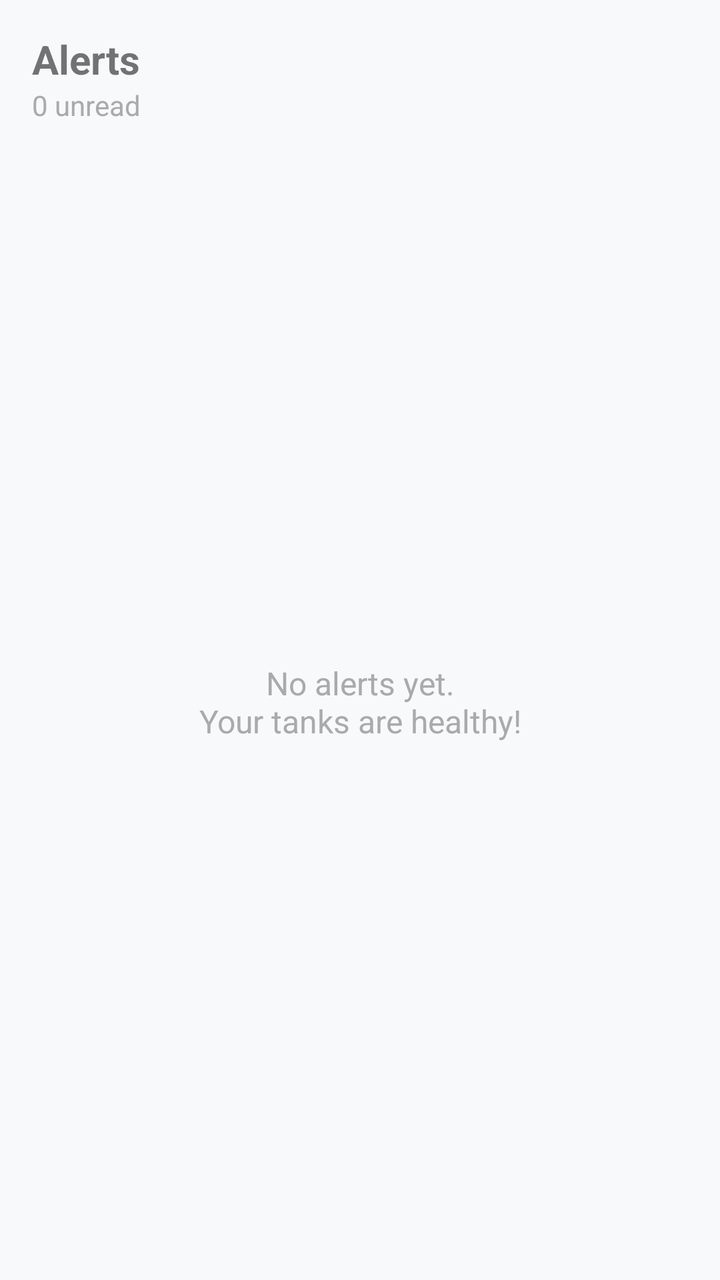
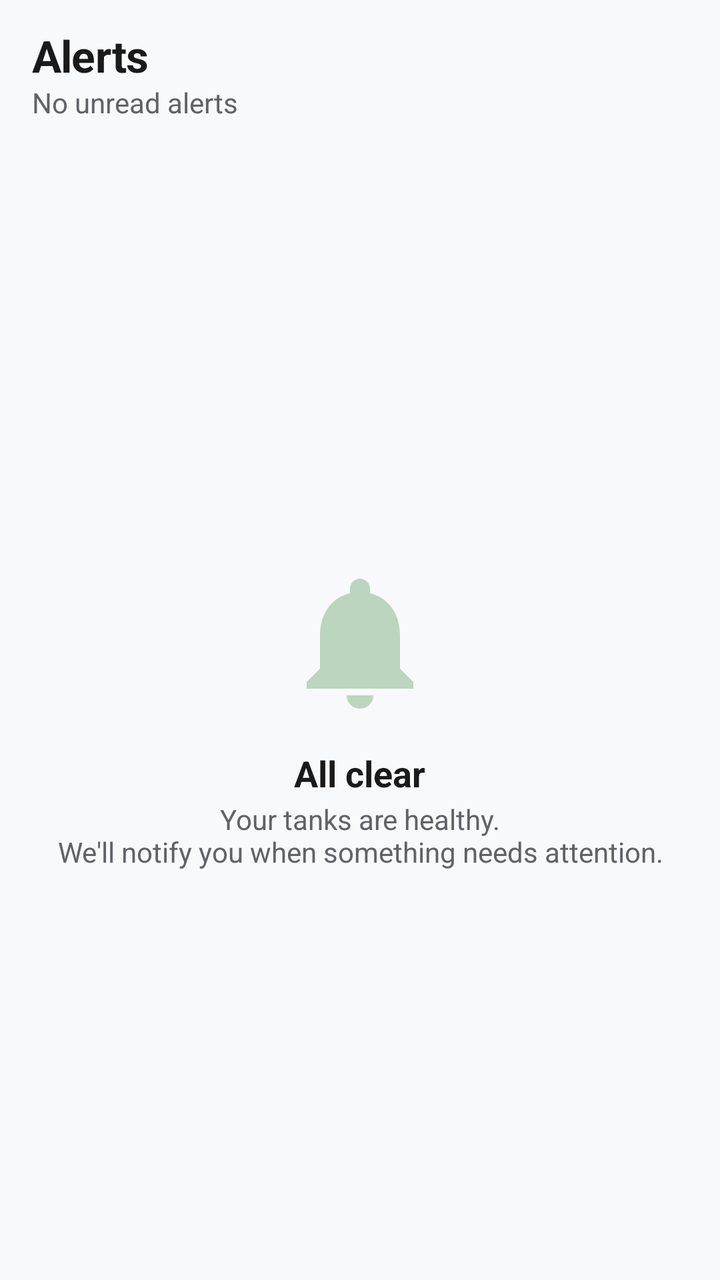

An Android layout rendered at two revisions. The XML below is the earlier revision; the diff shows what the commit changed to produce the second picture.
<!-- AndroidManifest.xml: application theme Theme.CraySafe -->
<!-- res/layout/fragment_alerts.xml -->
<?xml version="1.0" encoding="utf-8"?>
<LinearLayout xmlns:android="http://schemas.android.com/apk/res/android"
    android:layout_width="match_parent"
    android:layout_height="match_parent"
    android:orientation="vertical"
    android:padding="16dp">

    <TextView
        android:layout_width="wrap_content"
        android:layout_height="wrap_content"
        android:text="Alerts"
        android:textSize="20sp"
        android:textStyle="bold" />

    <TextView
        android:id="@+id/tvUnreadCount"
        android:layout_width="wrap_content"
        android:layout_height="wrap_content"
        android:text="0 unread"
        android:textSize="14sp"
        android:textColor="@android:color/darker_gray"
        android:layout_marginBottom="16dp" />

    <androidx.recyclerview.widget.RecyclerView
        android:id="@+id/rvAlerts"
        android:layout_width="match_parent"
        android:layout_height="0dp"
        android:layout_weight="1"
        android:visibility="gone" />

    <TextView
        android:id="@+id/tvEmptyState"
        android:layout_width="match_parent"
        android:layout_height="0dp"
        android:layout_weight="1"
        android:text="No alerts yet.\nYour tanks are healthy!"
        android:textAlignment="center"
        android:gravity="center"
        android:textSize="16sp"
        android:textColor="@android:color/darker_gray" />

</LinearLayout>
<!-- resources referenced by this layout -->
<resources>
  <style name="Theme.CraySafe" parent="Theme.MaterialComponents.Light.NoActionBar">
          <item name="colorPrimary">@color/primary</item>
          <item name="colorPrimaryVariant">@color/primary_dark</item>
          <item name="colorOnPrimary">@color/white</item>
  
          <item name="colorSecondary">@color/secondary</item>
          <item name="colorSecondaryVariant">@color/secondary_dark</item>
          <item name="colorOnSecondary">@color/white</item>
  
          <item name="android:colorBackground">@color/background</item>
          <item name="colorSurface">@color/surface</item>
          <item name="colorOnSurface">@color/text_primary</item>
          <item name="colorError">@color/critical</item>
  
          <item name="android:statusBarColor">@color/primary_dark</item>
          <item name="android:windowLightStatusBar">false</item>
  
          <item name="android:navigationBarColor">@color/surface</item>
      </style>
  <color name="primary">#0066CC</color>
  <color name="primary_dark">#004C99</color>
  <color name="white">#FFFFFFFF</color>
  <color name="secondary">#00B8A0</color>
  <color name="secondary_dark">#008A78</color>
  <color name="background">#F8F9FB</color>
  <color name="surface">#FFFFFF</color>
  <color name="text_primary">#1A1A1A</color>
  <color name="critical">#D32F2F</color>
</resources>

<!-- the commit's change to res/layout/fragment_alerts.xml (unified diff, before → after) -->
@@ -1,42 +1,91 @@
 <?xml version="1.0" encoding="utf-8"?>
-<LinearLayout xmlns:android="http://schemas.android.com/apk/res/android"
+<androidx.constraintlayout.widget.ConstraintLayout
+    xmlns:android="http://schemas.android.com/apk/res/android"
+    xmlns:app="http://schemas.android.com/apk/res-auto"
     android:layout_width="match_parent"
     android:layout_height="match_parent"
-    android:orientation="vertical"
-    android:padding="16dp">
+    android:background="@color/background">
 
-    <TextView
-        android:layout_width="wrap_content"
+    
+    <LinearLayout
+        android:id="@+id/headerLayout"
+        android:layout_width="match_parent"
         android:layout_height="wrap_content"
-        android:text="Alerts"
-        android:textSize="20sp"
-        android:textStyle="bold" />
+        android:orientation="vertical"
+        android:padding="@dimen/space_md"
+        android:paddingBottom="@dimen/space_sm"
+        app:layout_constraintTop_toTopOf="parent">
 
-    <TextView
-        android:id="@+id/tvUnreadCount"
-        android:layout_width="wrap_content"
-        android:layout_height="wrap_content"
-        android:text="0 unread"
-        android:textSize="14sp"
-        android:textColor="@android:color/darker_gray"
-        android:layout_marginBottom="16dp" />
+        <TextView
+            style="@style/Text.H2"
+            android:layout_width="wrap_content"
+            android:layout_height="wrap_content"
+            android:text="Alerts" />
 
+        <TextView
+            android:id="@+id/tvUnreadCount"
+            style="@style/Text.BodyMuted"
+            android:layout_width="wrap_content"
+            android:layout_height="wrap_content"
+            android:text="No unread alerts"
+            android:layout_marginTop="2dp" />
+    </LinearLayout>
+
+    
     <androidx.recyclerview.widget.RecyclerView
         android:id="@+id/rvAlerts"
         android:layout_width="match_parent"
         android:layout_height="0dp"
-        android:layout_weight="1"
-        android:visibility="gone" />
+        android:paddingHorizontal="@dimen/space_md"
+        android:paddingBottom="@dimen/space_md"
+        android:clipToPadding="false"
+        android:visibility="gone"
+        app:layout_constraintTop_toBottomOf="@id/headerLayout"
+        app:layout_constraintBottom_toBottomOf="parent" />
 
-    <TextView
-        android:id="@+id/tvEmptyState"
+    
+    <LinearLayout
+        android:id="@+id/emptyStateLayout"
         android:layout_width="match_parent"
         android:layout_height="0dp"
-        android:layout_weight="1"
-        android:text="No alerts yet.\nYour tanks are healthy!"
-        android:textAlignment="center"
         android:gravity="center"
-        android:textSize="16sp"
-        android:textColor="@android:color/darker_gray" />
+        android:orientation="vertical"
+        android:padding="@dimen/space_lg"
+        app:layout_constraintTop_toBottomOf="@id/headerLayout"
+        app:layout_constraintBottom_toBottomOf="parent">
 
-</LinearLayout>
+        <ImageView
+            android:layout_width="80dp"
+            android:layout_height="80dp"
+            android:src="@drawable/ic_notifications"
+            android:alpha="0.3"
+            app:tint="@color/safe"
+            android:contentDescription="No alerts" />
+
+        <TextView
+            style="@style/Text.H3"
+            android:layout_width="wrap_content"
+            android:layout_height="wrap_content"
+            android:text="All clear"
+            android:layout_marginTop="@dimen/space_md" />
+
+        <TextView
+            style="@style/Text.BodyMuted"
+            android:layout_width="wrap_content"
+            android:layout_height="wrap_content"
+            android:text="Your tanks are healthy.\nWe'll notify you when something needs attention."
+            android:gravity="center"
+            android:layout_marginTop="@dimen/space_xs" />
+    </LinearLayout>
+
+    <ProgressBar
+        android:id="@+id/progressBar"
+        android:layout_width="24dp"
+        android:layout_height="24dp"
+        android:visibility="gone"
+        app:layout_constraintTop_toBottomOf="@id/headerLayout"
+        app:layout_constraintStart_toStartOf="parent"
+        app:layout_constraintEnd_toEndOf="parent"
+        android:layout_marginTop="@dimen/space_md" />
+
+</androidx.constraintlayout.widget.ConstraintLayout>
<!-- resource entries referenced after the edit -->
@@ -19,12 +19,41 @@
   
           <item name="android:navigationBarColor">@color/surface</item>
       </style>
+  <color name="text_secondary">#5F6368</color>
   <color name="primary">#0066CC</color>
   <color name="primary_dark">#004C99</color>
   <color name="white">#FFFFFFFF</color>
   <color name="secondary">#00B8A0</color>
   <color name="secondary_dark">#008A78</color>
   <color name="background">#F8F9FB</color>
+  <color name="safe">#2E7D32</color>
+  <dimen name="space_lg">24dp</dimen>
+  <dimen name="space_md">16dp</dimen>
+  <dimen name="space_sm">8dp</dimen>
+  <dimen name="space_xs">4dp</dimen>
+  <!-- drawable ic_notifications (drawable) -->
+  <vector xmlns:android="http://schemas.android.com/apk/res/android"
+      android:width="24dp"
+      android:height="24dp"
+      android:viewportWidth="24"
+      android:viewportHeight="24">
+      <path
+          android:fillColor="#FFFFFF"
+          android:pathData="M12,22c1.1,0 2,-0.9 2,-2h-4c0,1.1 0.89,2 2,2zM18,16v-5c0,-3.07 -1.64,-5.64 -4.5,-6.32V4c0,-0.83 -0.67,-1.5 -1.5,-1.5s-1.5,0.67 -1.5,1.5v0.68C7.63,5.36 6,7.92 6,11v5l-2,2v1h16v-1l-2,-2z"/>
+  </vector>
+  <style name="Text.BodyMuted">
+          <item name="android:textSize">14sp</item>
+          <item name="android:textColor">@color/text_secondary</item>
+      </style>
+  <style name="Text.H2">
+          <item name="android:textSize">22sp</item>
+          <item name="android:textStyle">bold</item>
+          <item name="android:letterSpacing">-0.01</item>
+      </style>
+  <style name="Text.H3">
+          <item name="android:textSize">18sp</item>
+          <item name="android:textStyle">bold</item>
+      </style>
   <color name="surface">#FFFFFF</color>
   <color name="text_primary">#1A1A1A</color>
   <color name="critical">#D32F2F</color>
